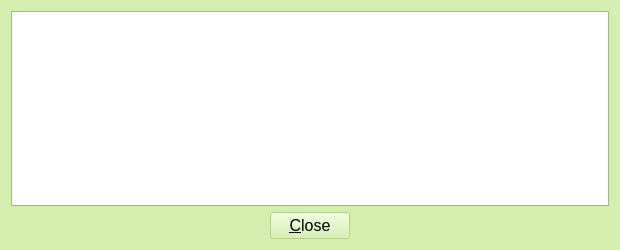
teambean/BeanCash, file src/qt/forms/transactiondescdialog.ui: the form before one commit.
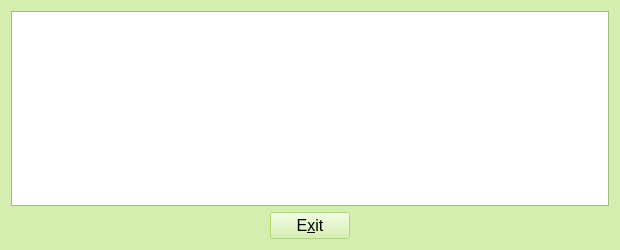
The form after the commit. Icons and pictures are not drawn.

What changed in the file:
```diff
--- a/src/qt/forms/transactiondescdialog.ui
+++ b/src/qt/forms/transactiondescdialog.ui
@@ -248,7 +248,7 @@
       <enum>Qt::TabFocus</enum>
      </property>
      <property name="text">
-      <string>&amp;Close</string>
+      <string>E&amp;xit</string>
      </property>
      <property name="icon">
       <iconset resource="../beancash.qrc">
```
